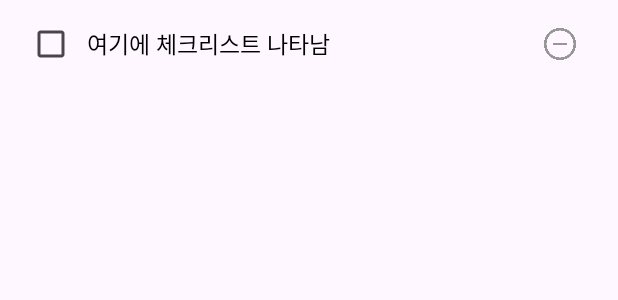
After one commit to ysy7838/mobile-software-project, an Android app: the layout page_checklist_recyclerview.xml on its own in the app's theme, with its tools: preview values and no code run, on a phone screen of 412 x 824 dp. The commit adds this screen. Shown: the top 300 px of the screen. Run offline under Robolectric (Android 15) with nearby library versions, the light colour scheme and no system bars.

Commit message:
체크 리스트 리사이클러뷰 추가 및 수정

```diff
--- /dev/null
+++ b/app/src/main/res/layout/page_checklist_recyclerview.xml
@@ -0,0 +1,44 @@
+<?xml version="1.0" encoding="utf-8"?>
+
+<!--
+    여행 리스트를 리사이클러뷰로 출력
+-->
+
+<LinearLayout xmlns:android="http://schemas.android.com/apk/res/android"
+    android:id="@+id/trip_list_item"
+    android:orientation="horizontal"
+    android:layout_width="match_parent"
+    android:layout_height="wrap_content"
+    android:padding="5dp"
+    android:paddingStart="10dp"
+    android:paddingEnd="10dp"
+    android:background="?attr/selectableItemBackground"
+    >
+
+    <CheckBox
+        android:id="@+id/checkbox"
+        android:layout_width="wrap_content"
+        android:layout_height="wrap_content"/>
+
+    <TextView
+        android:id="@+id/checklist_description"
+        android:layout_width="0dp"
+        android:layout_height="match_parent"
+        android:layout_weight="5"
+        android:gravity="center_vertical"
+        android:text="여기에 체크리스트 나타남"
+        style="@style/CheckList"
+        />
+
+    <ImageButton
+        android:id="@+id/checklist_delete"
+        android:layout_width="0dp"
+        android:layout_height="match_parent"
+        android:layout_weight="1"
+        android:scaleType="centerInside"
+        android:padding="13dp"
+        android:src="@drawable/checklist_delete"
+        android:contentDescription="@string/checkDelete"
+        style="@style/CheckDelete"/>
+
+</LinearLayout>
--- a/app/src/main/res/values/strings.xml
+++ b/app/src/main/res/values/strings.xml
@@ -6,14 +6,17 @@
         <string name="AddTrip">여행 계획 추가</string>
         <string name="EmptyView">여행 계획이 없습니다.</string>
 
-    <!-- pageThree 관련 String -->
+    <!-- page Checklist 관련 String -->
+        <string name="checkDelete">checkDelete</string>
+
+    <!-- page 3 ~ 6 관련 String -->
         <string name="CheckPage">"여행 체크리스트"</string>
         <string name="SchedulePage">"여행 계획"</string>
         <string name="WeatherPage">"날씨"</string>
         <string name="ExchangePage">"환율 계산기"</string>
         <string name="Error">"오류가 발생하였습니다."</string>
 
-    <!-- page 3~6 Menu 관련 String -->
+    <!-- page 3 ~ 6 Menu 관련 String -->
         <string name="CheckActivate">"체크된 항목 숨기기"</string>
         <string name="TripEdit">"여행 편집"</string>
         <string name="TripDelete">"여행 삭제"</string>
```
Also changed, not shown: app/src/main/res/layout/fragment_check.xml (+18 -12 lines), app/src/main/res/drawable/checklist_delete.png (added).
